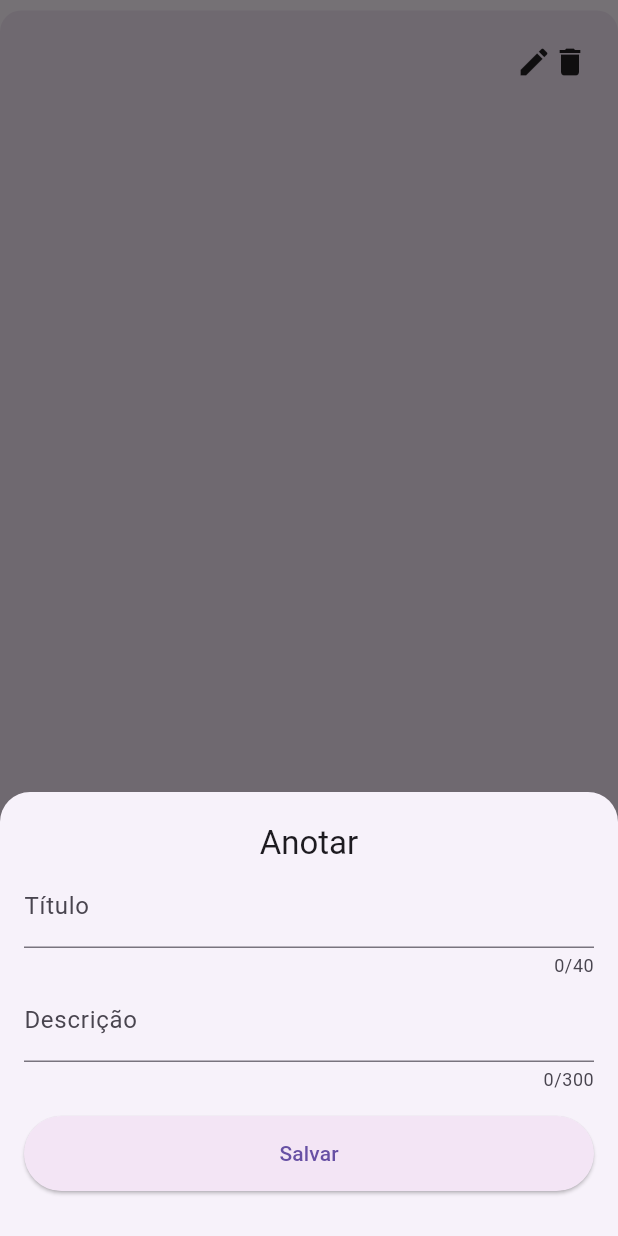
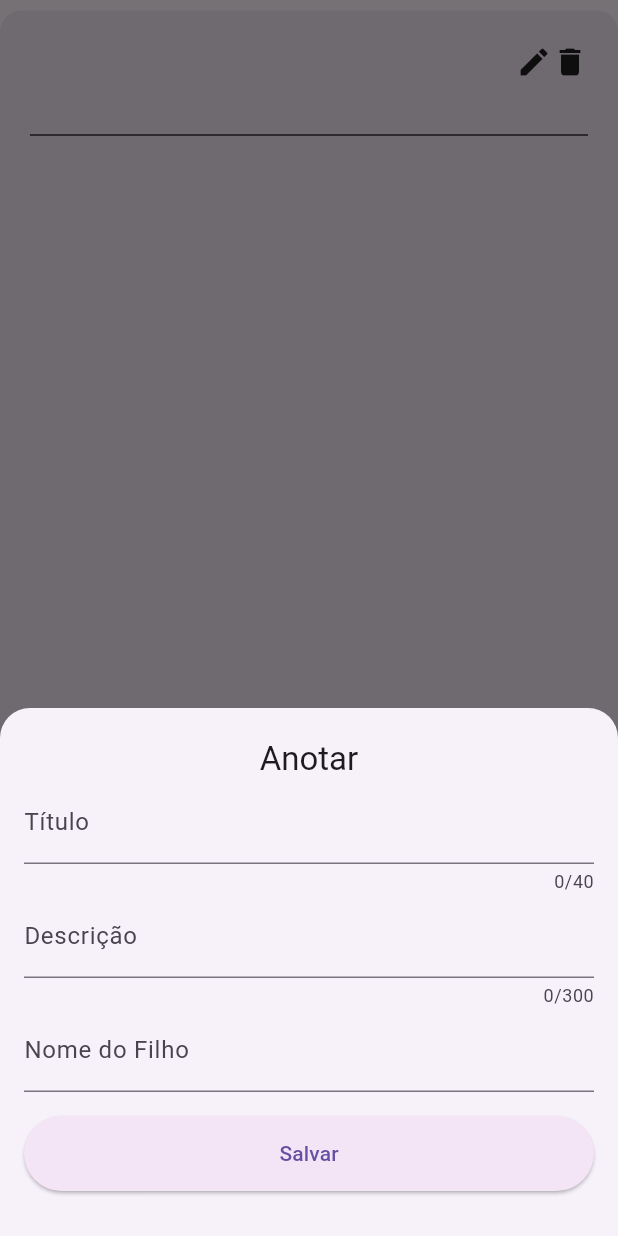
Before and after one commit to cledsonv/historico_saude_crianca, a Flutter app: the ContainerAnnotation widget shown alone on an empty page, opened directly with empty values, after a tap on the "edit" icon, on a phone screen of 412 x 824 dp. Run offline on Flutter 3.47's test engine with Material 2 defaults, Android fonts, the phone set to English and light mode, and no system bars; our stand-ins replace sqflite; accounts and stored records are empty; network calls fail.

Commit message:
add son's name

```diff
--- a/lib/src/feactures/domain/entities/annotation_entity.dart
+++ b/lib/src/feactures/domain/entities/annotation_entity.dart
@@ -2,10 +2,12 @@ class AnnotationEntity {
   final String id;
   String title;
   String description;
+  String child;
 
   AnnotationEntity({
     required this.id,
     required this.title,
     required this.description,
+    required this.child
   });
 }
--- a/lib/src/feactures/presenter/ui/moleculs/container_annotation.dart
+++ b/lib/src/feactures/presenter/ui/moleculs/container_annotation.dart
@@ -6,7 +6,9 @@ class ContainerAnnotation extends StatefulWidget {
   final String id;
   final String title;
   final String description;
+  final String child;
   final AnnotationController ct;
+
   final void Function() onRemove;
 
   const ContainerAnnotation(
@@ -14,6 +16,7 @@ class ContainerAnnotation extends StatefulWidget {
       required this.id,
       required this.title,
       required this.description,
+      required this.child,
       required this.ct,
       required this.onRemove});
 
@@ -64,6 +67,7 @@ class _ContainerAnnotationState extends State<ContainerAnnotation> {
                             id: widget.id,
                             title: widget.title,
                             description: widget.description,
+                            child: widget.child,
                             isEdit: true);
                       },
                     ).then(
@@ -87,9 +91,9 @@ class _ContainerAnnotationState extends State<ContainerAnnotation> {
             const SizedBox(height: 6),
             Text(
               widget.description,
-              maxLines: 7,
-              overflow: TextOverflow.ellipsis,
             ),
+            const Divider(color: Colors.black, thickness: 0.8),
+            Text(widget.child)
           ],
         ),
       ),
--- a/lib/src/feactures/presenter/ui/organisms/add_annotation_sheet_botton.dart
+++ b/lib/src/feactures/presenter/ui/organisms/add_annotation_sheet_botton.dart
@@ -5,6 +5,7 @@ class AddAnnotationSheetBotton extends StatefulWidget {
   final AnnotationController ct;
   final String title;
   final String description;
+  final String child;
   final String? id;
   final bool isEdit;
 
@@ -13,6 +14,7 @@ class AddAnnotationSheetBotton extends StatefulWidget {
       required this.ct,
       this.title = '',
       this.description = '',
+      this.child = '',
       this.isEdit = false,
       this.id});
 
@@ -24,6 +26,7 @@ class AddAnnotationSheetBotton extends StatefulWidget {
 class _AddAnnotationSheetBottonState extends State<AddAnnotationSheetBotton> {
   final TextEditingController titleController = TextEditingController();
   final TextEditingController descriptionController = TextEditingController();
+  final TextEditingController childController = TextEditingController();
   @override
   void initState() {
     titleController.text = widget.title;
@@ -69,6 +72,13 @@ class _AddAnnotationSheetBottonState extends State<AddAnnotationSheetBotton> {
               labelText: 'Descrição',
             ),
           ),
+          TextFormField(
+            controller: childController,
+            maxLines: null,
+            decoration: const InputDecoration(
+              labelText: 'Nome do Filho',
+            ),
+          ),
           const SizedBox(height: 16),
           ElevatedButton(
             onPressed: widget.isEdit
@@ -76,12 +86,12 @@ class _AddAnnotationSheetBottonState extends State<AddAnnotationSheetBotton> {
                     titleController.text = widget.title;
                     descriptionController.text = widget.description;
                     widget.ct.updateList(widget.id!, titleController.text,
-                        descriptionController.text);
+                        descriptionController.text, childController.text);
                     Navigator.pop(context);
                   }
                 : () {
-                    widget.ct.addList(
-                        titleController.text, descriptionController.text);
+                    widget.ct.addList(titleController.text,
+                        descriptionController.text, childController.text);
                     Navigator.pop(context);
                   },
             style: ElevatedButton.styleFrom(
--- a/lib/src/feactures/presenter/ui/pages/home_page.dart
+++ b/lib/src/feactures/presenter/ui/pages/home_page.dart
@@ -129,6 +129,7 @@ class _HomePageState extends State<HomePage> {
                       id: notation.id,
                       title: notation.title,
                       description: notation.description,
+                      child: notation.child,
                       ct: ct,
                       onRemove: () {
                         setState(() {
```
Also changed, not shown: lib/src/feactures/data/dtos/annotation_dto.dart (+6 -1 lines), lib/src/feactures/presenter/controller/annotation_controller.dart (+7 -6 lines).
